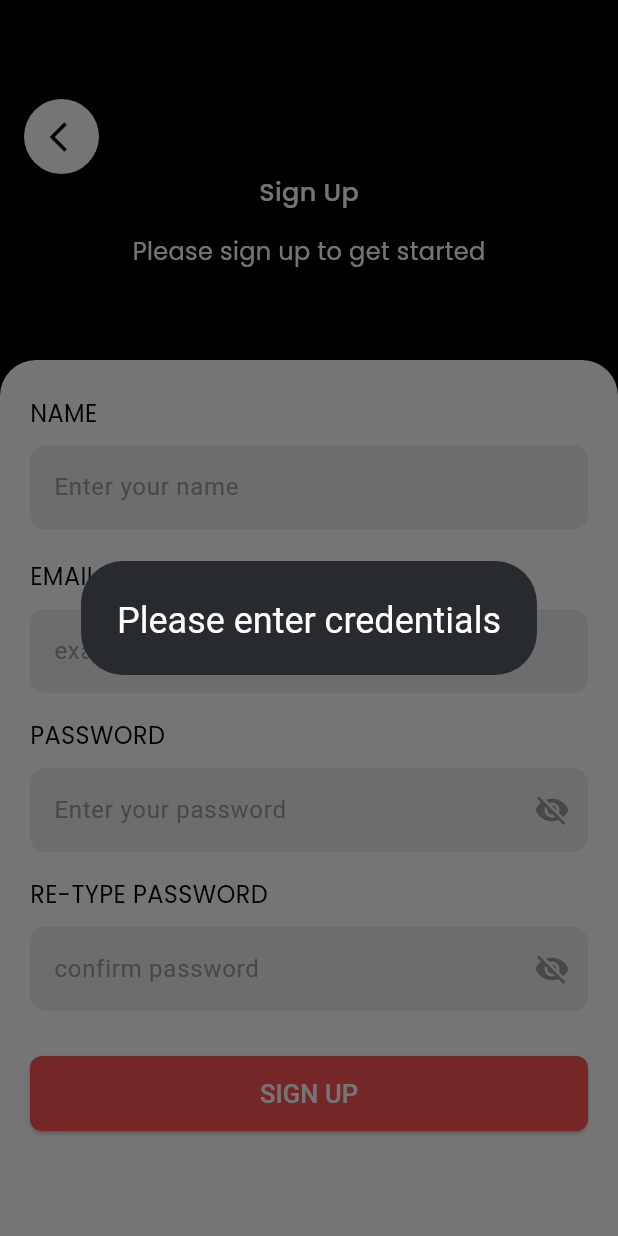
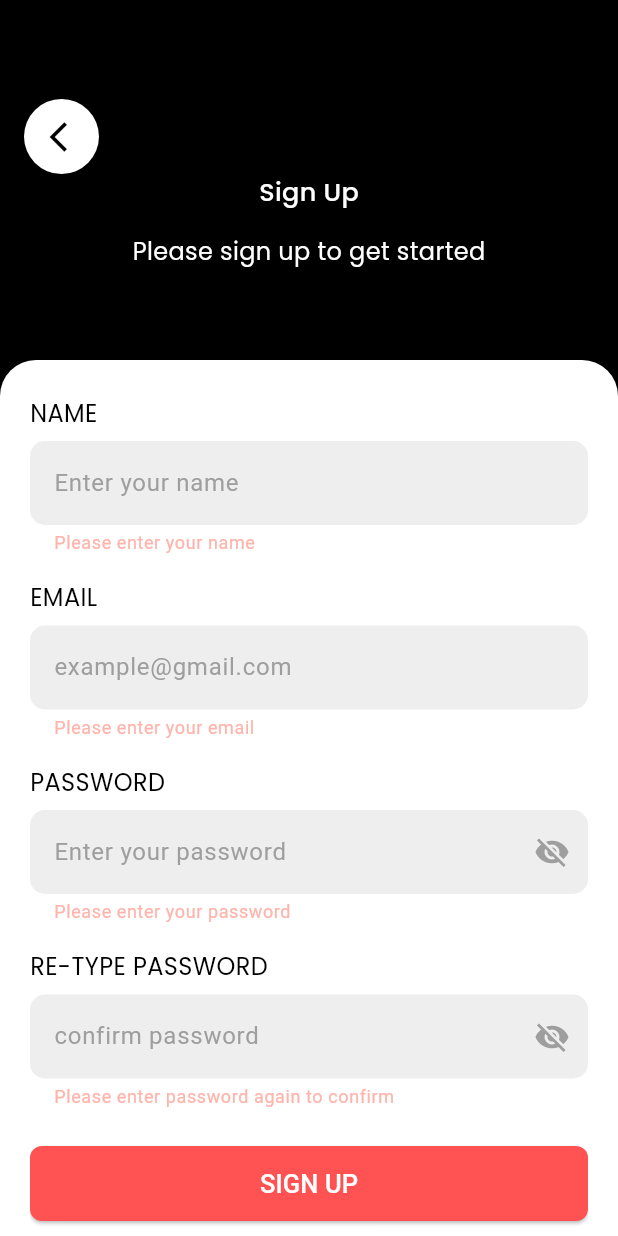
Before and after one commit to hassan-tech-code/todo-app-with-firebase, a Flutter app: the SignUpScreen screen opened directly, after a tap on "SIGN UP", on a phone screen of 412 x 824 dp. Run offline on Flutter 3.47's test engine with Material 3 defaults, Android fonts, the phone set to English and light mode, and no system bars; our stand-ins replace cloud_firestore, firebase_auth, firebase_core, flutter_svg, google_fonts, shared_preferences; accounts and stored records are empty.

Commit message:
commit changes

```diff
--- a/lib/core/constants/app_assets.dart
+++ b/lib/core/constants/app_assets.dart
@@ -6,4 +6,5 @@ class AppAssets {
   static const String googleIcon = '${_iconPath}twitter_icon.svg';
   static const String facebookIcon = '${_iconPath}facebook_icon.svg';
   static const String appLogo = '${_iconPath}app_logo.svg';
+  static const String appLogo2 = '${_iconPath}app_logo.png';
 }
--- a/lib/core/theme/theme_view_model.dart
+++ b/lib/core/theme/theme_view_model.dart
@@ -4,7 +4,7 @@ import 'package:todo_app_class/core/theme/app_themes.dart';
 
 class ThemeProvider extends ChangeNotifier {
   static const myThemeKey = 'isDarkTheme';
-  bool _isDarkTheme = true;
+  bool _isDarkTheme = false;
   bool get isDark => _isDarkTheme;
   ThemeData get currentTheme =>
       _isDarkTheme ? AppTheme.darkTheme : AppTheme.lightTheme;
--- a/lib/core/widgets/custom_textfield.dart
+++ b/lib/core/widgets/custom_textfield.dart
@@ -3,9 +3,9 @@ import 'package:flutter/material.dart';
 class CustomTextField extends StatefulWidget {
   final IconData? myPrefixIcon;
   final IconData? mySuffixIcon;
-  TextEditingController myController = TextEditingController();
+  final TextEditingController myController;
   final String myHintText;
-  CustomTextField({
+  const CustomTextField({
     super.key,
     required this.myHintText,
     required this.myController,
--- a/lib/features/auth/view/sign_up_screen.dart
+++ b/lib/features/auth/view/sign_up_screen.dart
@@ -15,36 +15,14 @@ class SignUpScreen extends StatefulWidget {
 }
 
 class _SignUpScreenState extends State<SignUpScreen> {
+  final formkey = GlobalKey<FormState>();
   final TextEditingController nameController = TextEditingController();
-
   final TextEditingController emailController = TextEditingController();
-
   final TextEditingController passwordController = TextEditingController();
-
   final TextEditingController confirmPasswordController =
       TextEditingController();
 
-  dynamic myFirebaseSignUp(
-    String name,
-    String email,
-    String password,
-    String confirmPassword,
-  ) async {
-    if (email.isEmpty || password.isEmpty) {
-      showDialog(
-        context: context,
-        builder: (context) =>
-            AlertDialog(title: Text('Please enter credentials')),
-      );
-    } else if (password != confirmPassword) {
-      showDialog(
-        context: context,
-        builder: (context) => AlertDialog(
-          title: Text('Password and confirm password should match'),
-        ),
-      );
-    } else {
-      // UserCredential? userCredential;
+  dynamic myFirebaseSignUp(String name, String email, String password) async {
     try {
       showDialog(
         context: context,
@@ -66,11 +44,11 @@ class _SignUpScreenState extends State<SignUpScreen> {
         MaterialPageRoute(builder: (context) => SignInScreen()),
       );
     } on FirebaseAuthException catch (ex) {
+      if (context.mounted) Navigator.pop(context);
       showDialog(
         context: context,
         builder: (context) => AlertDialog(title: Text(ex.code.toString())),
       );
-      }
     }
   }
 
@@ -96,56 +74,89 @@ class _SignUpScreenState extends State<SignUpScreen> {
                 ),
               ),
               child: SingleChildScrollView(
+                child: Form(
+                  key: formkey,
                   child: Column(
                     crossAxisAlignment: CrossAxisAlignment.start,
                     children: [
                       SizedBox(height: 24.0),
                       SmallText(text: 'NAME', myTextColor: Colors.black),
-                    SizedBox(height: 10),
+                      SizedBox(height: 7),
                       CustomTextFieldAuth(
                         myController: nameController,
                         myHintText: 'Enter your name',
+                        validator: (value) {
+                          if (value == null || value.isEmpty) {
+                            return 'Please enter your name';
+                          }
+                          return null;
+                        },
                       ),
-                    SizedBox(height: 20.0),
+                      SizedBox(height: 17.0),
                       SmallText(text: 'EMAIL', myTextColor: Colors.black),
-                    SizedBox(height: 10),
+                      SizedBox(height: 7),
                       CustomTextFieldAuth(
                         myController: emailController,
                         myHintText: 'example@gmail.com',
+                        validator: (value) {
+                          if (value == null || value.isEmpty) {
+                            return 'Please enter your email';
+                          }
+                          if (!value.contains('@')) {
+                            return 'Please enter valid email';
+                          }
+                          return null;
+                        },
                       ),
                       SizedBox(height: 17),
                       SmallText(text: 'PASSWORD', myTextColor: Colors.black),
-                    SizedBox(height: 10),
+                      SizedBox(height: 7),
                       CustomTextFieldAuth(
                         myController: passwordController,
                         myHintText: 'Enter your password',
                         isPasswordField: true,
+                        validator: (value) {
+                          if (value == null || value.isEmpty) {
+                            return 'Please enter your password';
+                          }
+                          return null;
+                        },
                       ),
                       SizedBox(height: 17),
                       SmallText(
                         text: 'RE-TYPE PASSWORD',
                         myTextColor: Colors.black,
                       ),
-                    SizedBox(height: 10),
+                      SizedBox(height: 7),
                       CustomTextFieldAuth(
                         myController: confirmPasswordController,
                         myHintText: 'confirm password',
                         isPasswordField: true,
+                        validator: (value) {
+                          if (value == null || value.isEmpty) {
+                            return 'Please enter password again to confirm';
+                          } else if (value != passwordController.text) {
+                            return 'Password and confirm password should be same';
+                          }
+                          return null;
+                        },
                       ),
-                    SizedBox(height: 30),
+                      SizedBox(height: 25),
                       CustomElevatedButtonAuth(
                         buttonText: 'SIGN UP',
                         onPressedFunction: () {
+                          if (formkey.currentState!.validate()) {
                             myFirebaseSignUp(
                               nameController.text.toString(),
                               emailController.text.toString(),
                               passwordController.text.toString(),
-                          confirmPasswordController.text.toString(),
                             );
+                          }
                         },
                       ),
                       SizedBox(height: 20),
                     ],
+                  ),
                 ),
               ),
             ),
--- a/lib/features/auth/view/widgets/custom_textfield_auth.dart
+++ b/lib/features/auth/view/widgets/custom_textfield_auth.dart
@@ -1,14 +1,16 @@
 import 'package:flutter/material.dart';
 
 class CustomTextFieldAuth extends StatefulWidget {
-  TextEditingController myController = TextEditingController();
-  bool isPasswordField;
+  final TextEditingController myController;
+  final bool isPasswordField;
   final String myHintText;
-  CustomTextFieldAuth({
+  final String? Function(String?)? validator;
+  const CustomTextFieldAuth({
     super.key,
     required this.myHintText,
     this.isPasswordField = false,
     required this.myController,
+    this.validator,
   });
 
   @override
@@ -20,6 +22,7 @@ class _CustomTextFieldAuthState extends State<CustomTextFieldAuth> {
   @override
   Widget build(BuildContext context) {
     return TextFormField(
+      validator: widget.validator,
       style: TextStyle(color: Colors.black),
       controller: widget.myController,
       obscureText: hidePassword,
--- a/lib/features/drawer/view/drawer.dart
+++ b/lib/features/drawer/view/drawer.dart
@@ -83,11 +83,12 @@ class _CustomDrawerState extends State<CustomDrawer> {
                       IconButton(
                         onPressed: () async {
                           await FirebaseAuth.instance.signOut().then(
-                            (value) => Navigator.push(
+                            (value) => Navigator.pushAndRemoveUntil(
                               context,
                               MaterialPageRoute(
                                 builder: (context) => SignInScreen(),
                               ),
+                              (route) => false,
                             ),
                           );
 
--- a/lib/features/home_screen/view/add_task_button.dart
+++ b/lib/features/home_screen/view/add_task_button.dart
@@ -8,7 +8,7 @@ class AddTaskButton extends StatelessWidget {
 
   @override
   Widget build(BuildContext context) {
-    return FloatingActionButton(
+    return IconButton(
       onPressed: () {
         showDialog(
           context: context,
@@ -51,7 +51,7 @@ class AddTaskButton extends StatelessWidget {
           ),
         );
       },
-      child: Icon(Icons.add),
+      icon: Icon(Icons.add),
     );
   }
 }
--- a/lib/features/splash_screen/splash_screen.dart
+++ b/lib/features/splash_screen/splash_screen.dart
@@ -40,6 +40,6 @@ class _SplashScreenState extends State<SplashScreen> {
 
   @override
   Widget build(BuildContext context) {
-    return Scaffold(body: Center(child: SvgPicture.asset(AppAssets.appLogo)));
+    return Scaffold(body: Center(child: Image.asset(AppAssets.appLogo2)));
   }
 }
--- a/lib/main.dart
+++ b/lib/main.dart
@@ -2,7 +2,6 @@ import 'package:flutter/material.dart';
 
 import 'package:firebase_core/firebase_core.dart';
 import 'package:provider/provider.dart';
-import 'package:todo_app_class/core/theme/app_themes.dart';
 import 'package:todo_app_class/core/theme/theme_view_model.dart';
 import 'package:todo_app_class/features/home_screen/view_model/task_view_model.dart';
 import 'package:todo_app_class/features/splash_screen/splash_screen.dart';
```
Also changed, not shown: lib/features/auth/view/sign_in_screen.dart (+33 -14 lines), lib/features/home_screen/view/home_screen.dart (+10 -5 lines), assets/icons/app_logo.png (added). Lines whose indentation alone changed are shown as unchanged.
